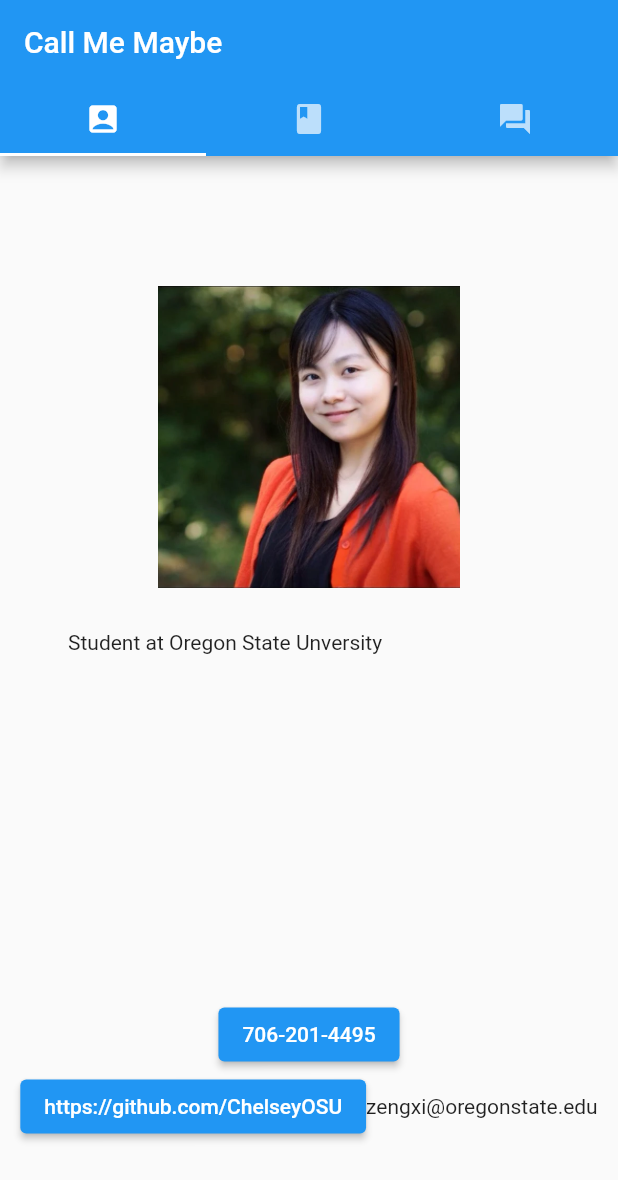
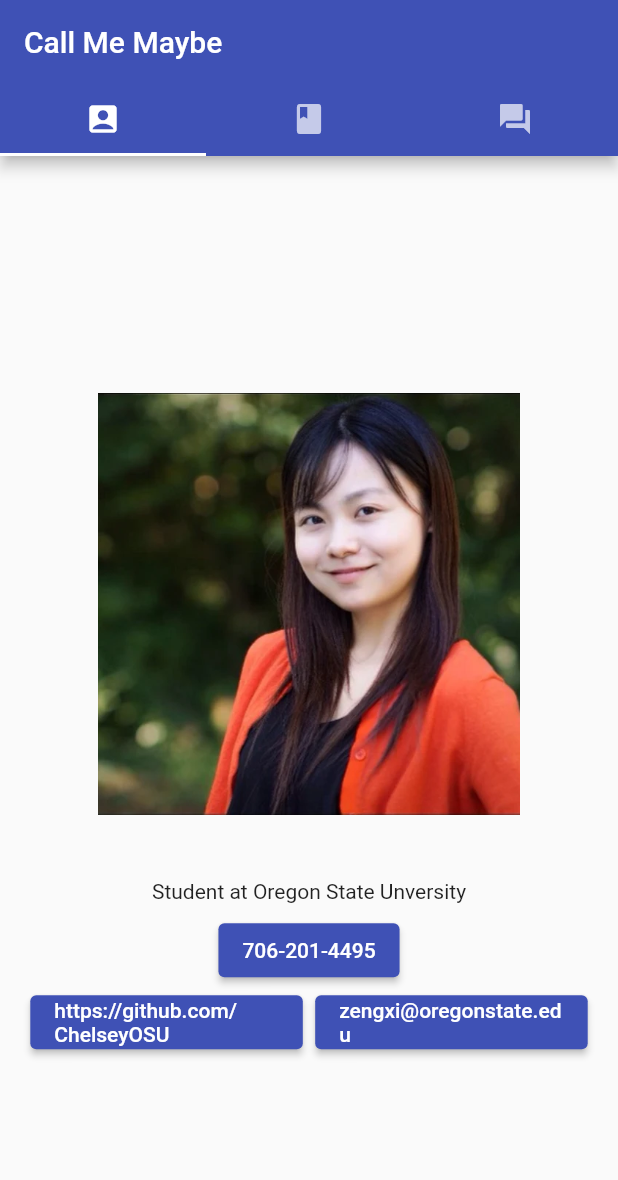
Before and after one commit to ChelseyOSU/call_me_maybe, a Flutter app: the screen it shows after launch, on a phone screen of 412 x 824 dp. Shown: the top 1180 px of the screen. Run offline on Flutter 3.47's test engine with Material 2 defaults, Android fonts, the phone set to English and light mode, and no system bars.

Commit message:
change background color

```diff
--- a/lib/call_me_maybe.dart
+++ b/lib/call_me_maybe.dart
@@ -17,6 +17,9 @@ class _CallMeMaybeState extends State<CallMeMaybe> {
   @override
   Widget build(BuildContext context) {
     return MaterialApp(
+      theme: ThemeData(
+        primarySwatch: Colors.indigo
+      ),
       home: MainTabController()
     );
   }
--- a/lib/screens/profile_screen.dart
+++ b/lib/screens/profile_screen.dart
@@ -16,7 +16,9 @@ class ProfileScreen extends StatelessWidget {
       mainAxisAlignment: MainAxisAlignment.center,
       children: [
         Flexible(
-          child:FractionallySizedBox(
+          flex: 5,
+          child:
+          FractionallySizedBox(
           alignment: Alignment.center,
           widthFactor: 0.8,
           heightFactor: 0.8,
@@ -26,30 +28,62 @@ class ProfileScreen extends StatelessWidget {
           ),
         )),
         Flexible(
+          flex: 1,
           child: FractionallySizedBox(
             alignment: Alignment.center,
             widthFactor: 0.8,
-            heightFactor: 0.8,
+            heightFactor: 0.3,
             child: Padding(
               padding: EdgeInsets.all(padding(context)),
-              child: const Text("Student at Oregon State Unversity")
+              child: const Text("Student at Oregon State Unversity",
+              textAlign: TextAlign.center,)
             ))
         ),
-        ElevatedButton(
+        Flexible(
+          flex: 1,
+          child: ElevatedButton(
             onPressed: _lanuchSMS,
             child: Text("706-201-4495")
+          )
         ),
+        Flexible(
+          flex: 1,
+          child:
             Row(
               mainAxisAlignment: MainAxisAlignment.center,
               children: [
+                Flexible(
+                  flex: 1,
+                  child:
+                    FractionallySizedBox(
+                      alignment: Alignment.center,
+                      widthFactor: 0.9,
+                      child:
                         ElevatedButton(
                           onPressed: _launchURL,
                           child: Text(_url)
+                        )
                     ),
-            Text(_emailAddress)
-           ],
+                ),
+                Padding(padding: EdgeInsets.all(padding(context))),
+                Flexible(
+                  flex: 1,
+                  child:
+                    FractionallySizedBox(
+                      alignment: Alignment.center,
+                      widthFactor: 0.9,
+                      child:
+                        ElevatedButton(
+                          onPressed: _launchURL,
+                          child: Text(_emailAddress)
                         )
-      ]);
+                    ),
+                )
+              ]
+            )
+          )
+      ]
+    );
   }
 
   double padding(BuildContext context) {
```
Lines whose indentation alone changed are shown as unchanged.
